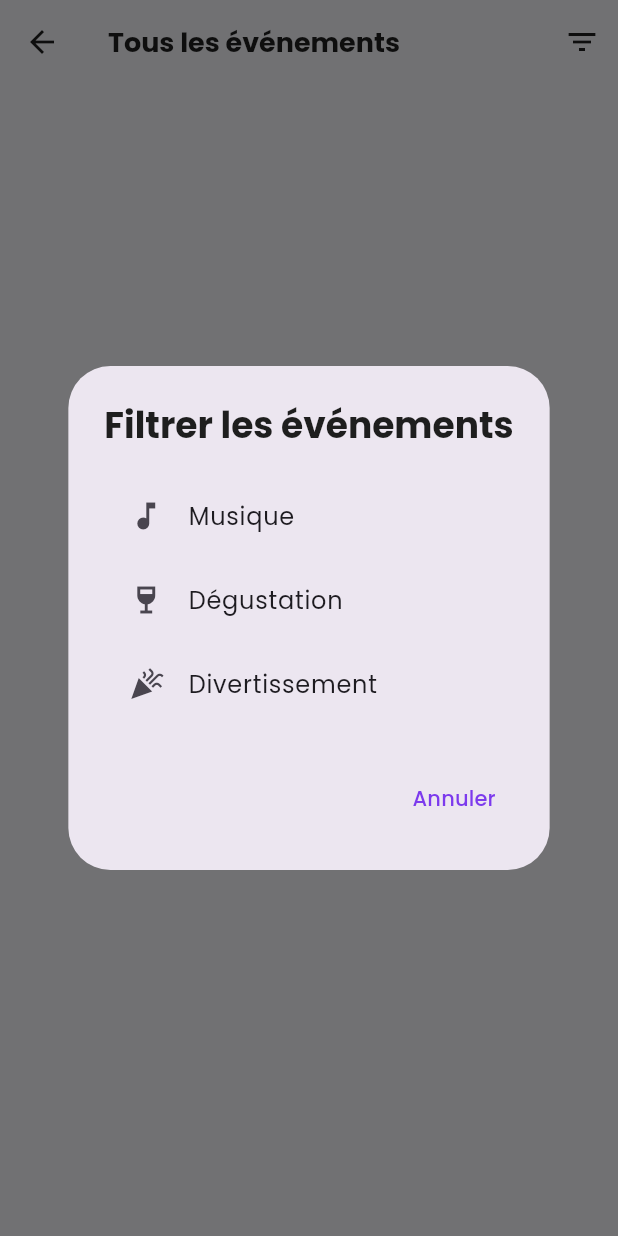
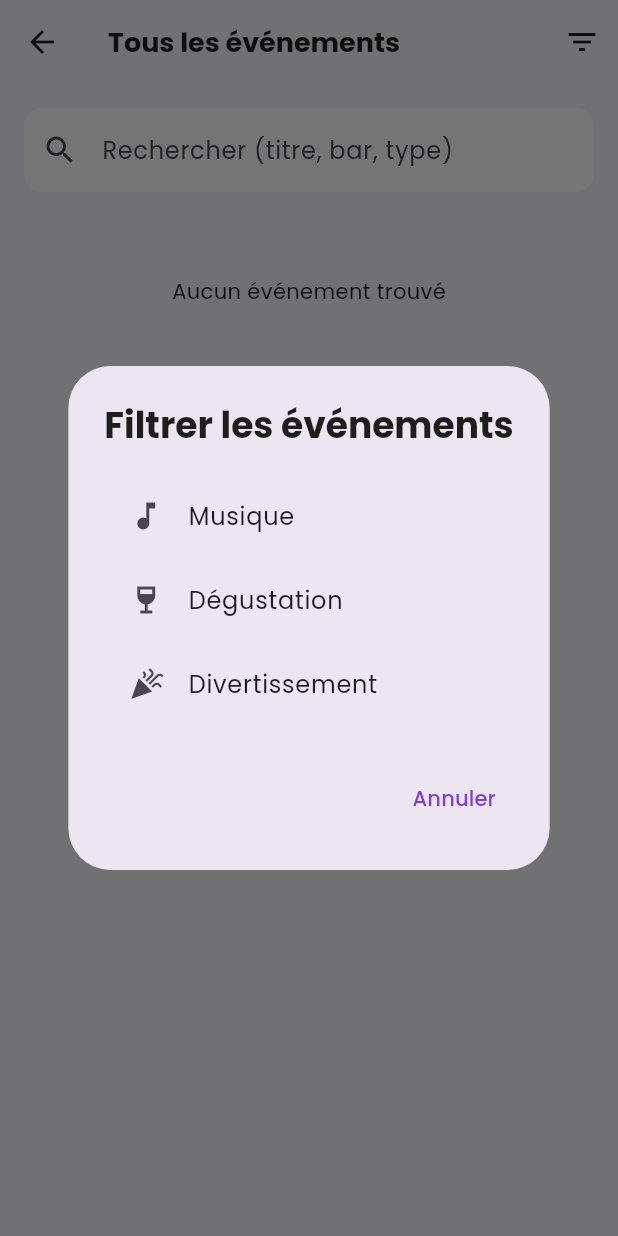
Before and after one commit to VictorHaegeman/Barly, a Flutter app: the AllEventsPage screen opened directly, after a tap on the "filter list" icon, on a phone screen of 412 x 824 dp. Run offline on Flutter 3.47's test engine with Material 3 defaults, Android fonts, the phone set to English and light mode, and no system bars; our stand-ins replace carousel_slider, firebase_core, firebase_messaging, geolocator, google_fonts, google_maps_flutter and 2 more; accounts and stored records are empty.

Commit message:
feat: event search, auto private code, pint price input

```diff
--- a/frontend/lib/pages/all_events_page.dart
+++ b/frontend/lib/pages/all_events_page.dart
@@ -1,5 +1,6 @@
 import 'package:flutter/material.dart';
 import 'package:google_fonts/google_fonts.dart';
+import 'package:intl/intl.dart';
 import '../theme/app_theme.dart';
 import '../services/api_service.dart';
 import 'event_detail_page.dart';
@@ -14,6 +15,8 @@
 class _AllEventsPageState extends State<AllEventsPage> {
   final api = ApiService();
   List<Map<String, dynamic>> events = [];
+  List<Map<String, dynamic>> filtered = [];
+  final _searchCtrl = TextEditingController();
   bool loading = true;
 
   @override
@@ -25,22 +28,24 @@
   Future<void> _load() async {
     try {
       final fetched = await api.getEvents();
-      events = fetched
-          .map<Map<String, dynamic>>((e) => {
-                ...e as Map<String, dynamic>,
-                'title': (e as Map<String, dynamic>)['title'] ?? 'Événement',
-                'bar': (e as Map<String, dynamic>)['barName'] ??
-                    (e as Map<String, dynamic>)['bar'] ??
-                    'Bar',
-                'date': (e as Map<String, dynamic>)['date']?.toString(),
-                'participants':
-                    (e as Map<String, dynamic>)['participants']?.length ?? 0,
-                'price': 'Gratuit',
-                'type': 'Événement',
-              })
-          .toList();
+      events = fetched.map<Map<String, dynamic>>((e) {
+        final map = Map<String, dynamic>.from(e as Map);
+        return {
+          ...map,
+          'title': map['title'] ?? 'Événement',
+          'bar': map['barName'] ?? map['bar'] ?? 'Bar',
+          'date': map['date']?.toString(),
+          'participants': (map['participants'] as List?)?.length ?? 0,
+          'price': map['price'] ?? 'Gratuit',
+          'type': map['type'] ?? 'Événement',
+          'isPrivate': map['isPrivate'] ?? map['is_private'] == true,
+          'isFree': map['isFree'] ?? map['is_free'] != false,
+        };
+      }).toList();
+      filtered = List.from(events);
     } catch (_) {
       events = [];
+      filtered = [];
       if (mounted) {
         ScaffoldMessenger.of(context).showSnackBar(
           const SnackBar(
@@ -74,9 +79,7 @@
         actions: [
           IconButton(
             icon: const Icon(Icons.filter_list, color: AppTheme.text),
-            onPressed: () {
-              _showFilterDialog();
-            },
+            onPressed: _showFilterDialog,
           ),
         ],
       ),
@@ -84,13 +87,34 @@
           ? const Center(child: CircularProgressIndicator())
           : RefreshIndicator(
               onRefresh: _load,
-              child: ListView.builder(
+              child: ListView(
                 padding: const EdgeInsets.all(16),
-                itemCount: events.length,
-                itemBuilder: (context, index) {
-                  final event = events[index];
-                  return _buildEventCard(event);
-                },
+                children: [
+                  TextField(
+                    controller: _searchCtrl,
+                    decoration: InputDecoration(
+                      prefixIcon: const Icon(Icons.search),
+                      hintText: 'Rechercher (titre, bar, type)',
+                      filled: true,
+                      fillColor: Colors.white,
+                      border: OutlineInputBorder(
+                        borderRadius: BorderRadius.circular(12),
+                        borderSide: BorderSide.none,
+                      ),
+                    ),
+                    onChanged: _applySearch,
+                  ),
+                  const SizedBox(height: 16),
+                  if (filtered.isEmpty)
+                    const Center(
+                      child: Padding(
+                        padding: EdgeInsets.symmetric(vertical: 40),
+                        child: Text('Aucun événement trouvé'),
+                      ),
+                    )
+                  else
+                    ...filtered.map(_buildEventCard),
+                ],
               ),
             ),
     );
@@ -98,6 +122,9 @@
 
   Widget _buildEventCard(Map<String, dynamic> event) {
     final date = DateTime.tryParse(event['date'] ?? '');
+    final dateLabel = date != null
+        ? DateFormat('dd/MM à HH:mm').format(date)
+        : 'Date inconnue';
 
     return GestureDetector(
       onTap: () {
@@ -194,7 +221,7 @@
                       ),
                       const SizedBox(width: 4),
                       Text(
-                        date != null ? '/ à h' : 'Date inconnue',
+                        dateLabel,
                         style: GoogleFonts.poppins(
                           fontSize: 12,
                           color: AppTheme.textSecondary,
@@ -210,7 +237,7 @@
                           ),
                           const SizedBox(width: 4),
                           Text(
-                            ' participants',
+                            '${event['participants']} participants',
                             style: GoogleFonts.poppins(
                               fontSize: 12,
                               color: AppTheme.textSecondary,
@@ -227,6 +254,22 @@
         ),
       ),
     );
+  }
+
+  void _applySearch(String query) {
+    final q = query.toLowerCase().trim();
+    if (q.isEmpty) {
+      setState(() => filtered = List.from(events));
+      return;
+    }
+    setState(() {
+      filtered = events.where((e) {
+        final title = (e['title'] ?? '').toString().toLowerCase();
+        final bar = (e['bar'] ?? '').toString().toLowerCase();
+        final type = (e['type'] ?? '').toString().toLowerCase();
+        return title.contains(q) || bar.contains(q) || type.contains(q);
+      }).toList();
+    });
   }
 
   void _showFilterDialog() {
--- a/frontend/pubspec.yaml
+++ b/frontend/pubspec.yaml
@@ -21,6 +21,7 @@
   crypto: ^3.0.6
   firebase_core: ^2.32.0
   firebase_messaging: ^14.9.4
+  intl: ^0.18.1
 
 dev_dependencies:
   flutter_test:
```
Also changed, not shown: frontend/lib/pages/events_page.dart (+9 -6 lines), frontend/lib/pages/home_page.dart (+5 -2 lines), frontend/pubspec.lock.
